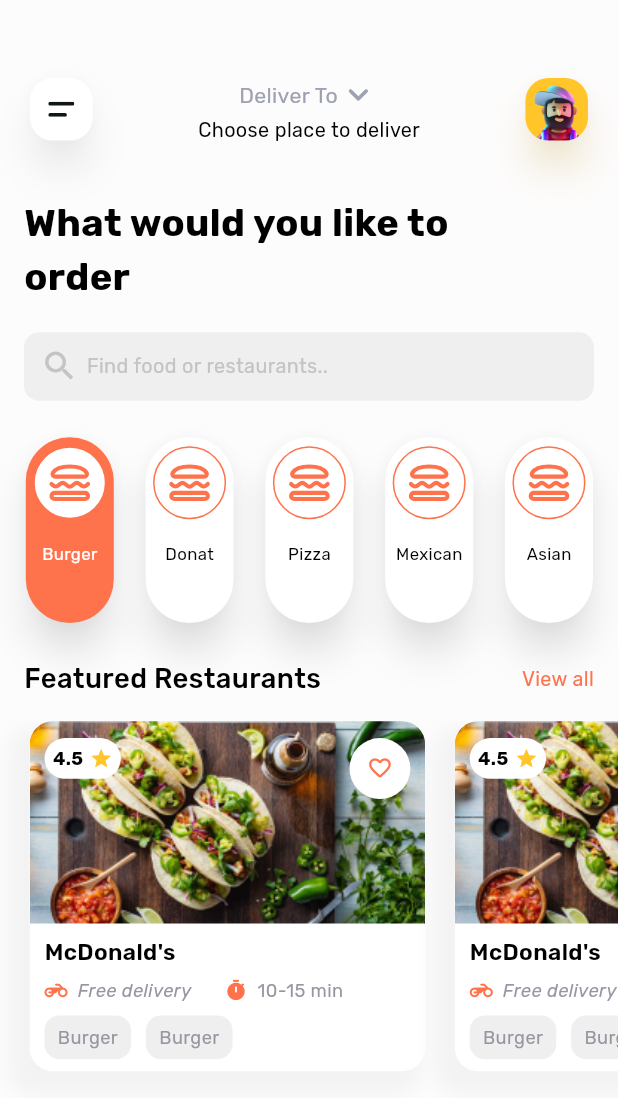
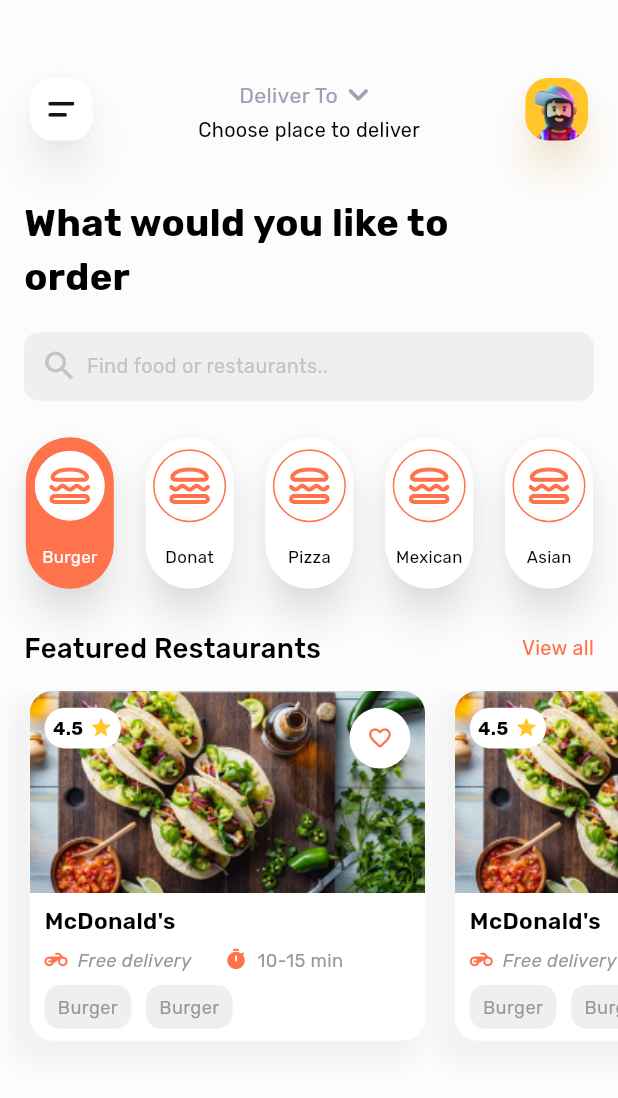
Before and after one commit to HaithamHussienAleryani/food_hub, a Flutter app: the HomePage screen opened by its route, on a phone screen of 412 x 824 dp. Shown: the top 1098 px of the screen. Run offline on Flutter 3.47's test engine with Material 3 defaults, Android fonts, the phone set to English and light mode, and no system bars; our stand-ins replace cloud_firestore, firebase_auth, firebase_core, flutter_bloc, flutter_screenutil, flutter_svg and 4 more; accounts and stored records are empty; generated files the repository leaves out were written again.

Commit message:
edit category card sizing

```diff
--- a/lib/features/home/presentation/widgets/category_card.dart
+++ b/lib/features/home/presentation/widgets/category_card.dart
@@ -18,16 +18,14 @@ class CategoryCard extends StatelessWidget {
   Widget build(BuildContext context) {
     return Padding(
       padding: EdgeInsets.only(left: 12.w),
-      child: SizedBox(
-        height: 130.h,
       child: Card(
         elevation: 10,
         color: isActive ? AppPallet.primary : AppPallet.whiteColor,
         shadowColor: AppPallet.shadowColor.withOpacity(0.5),
-          shape: RoundedRectangleBorder(
-              borderRadius: BorderRadius.circular(100.r)),
+        shape:
+            RoundedRectangleBorder(borderRadius: BorderRadius.circular(100.r)),
         child: Padding(
-            padding: const EdgeInsets.symmetric(vertical: 1),
+          padding: EdgeInsets.only(bottom: 13.h, top: 3.h),
           child: Column(
             mainAxisSize: MainAxisSize.min,
             children: [
@@ -58,7 +56,6 @@ class CategoryCard extends StatelessWidget {
           ),
         ),
       ),
-      ),
     );
   }
 }
--- a/lib/features/home/presentation/widgets/home.dart
+++ b/lib/features/home/presentation/widgets/home.dart
@@ -102,7 +102,7 @@ class _HomeWidgetState extends State<HomeWidget> {
                   ),
                   VerticalSpace(space: 20.h),
                   SizedBox(
-                    height: 150.h,
+                    height: 130.h,
                     child: const SingleChildScrollView(
                       scrollDirection: Axis.horizontal,
                       child: Row(
```
Lines whose indentation alone changed are shown as unchanged.
